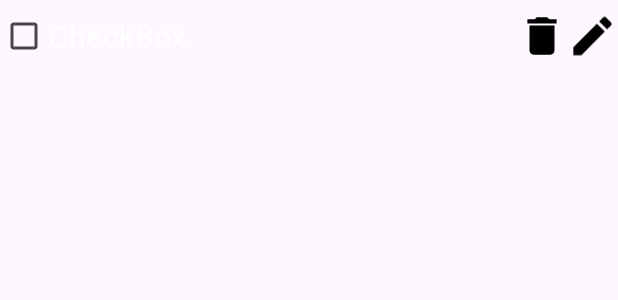
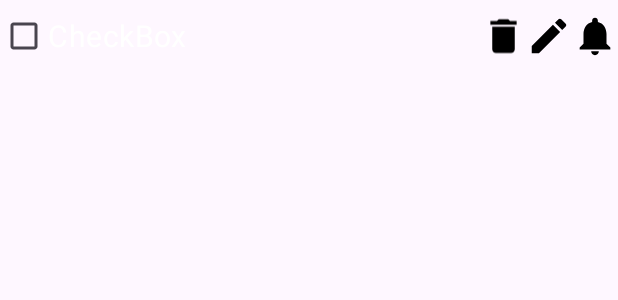
Before and after one commit to chanukananayakkara/ToDo_App, an Android app: the layout view_item.xml on its own in the app's theme, with its tools: preview values and no code run, on a phone screen of 412 x 824 dp. Shown: the top 300 px of the screen. Run offline under Robolectric (Android 15) with nearby library versions, the phone set to English and light mode, and no system bars.

Commit message:
added a notification icon to the view_item and remove the comments on the notification files

```diff
--- a/app/src/main/java/com/example/test_project/Notification.kt
+++ b/app/src/main/java/com/example/test_project/Notification.kt
@@ -23,6 +23,6 @@ class Notification : BroadcastReceiver()
             .build()
 
         val manager = context.getSystemService(Context.NOTIFICATION_SERVICE) as NotificationManager
-        //manager.notify(notificationID, notification)
+        manager.notify(notificationID, notification)
     }
 }
--- a/app/src/main/java/com/example/test_project/viewHolders/ToDoViewHolder.kt
+++ b/app/src/main/java/com/example/test_project/viewHolders/ToDoViewHolder.kt
@@ -11,11 +11,13 @@ class ToDoViewHolder(view:View):RecyclerView.ViewHolder(view) {
     val cbTodo:CheckBox
     val ivDelete:ImageView
     val ivEdit:ImageView
+    val ivNotify:ImageView
 
     init {
         cbTodo = view.findViewById(R.id.cbTodo)
         ivDelete = view.findViewById(R.id.ivDelete)
         ivEdit = view.findViewById(R.id.ivEdit)
+        ivNotify= view.findViewById(R.id.ivNotify)
 
     }
 }
--- /dev/null
+++ b/app/src/main/res/drawable/baseline_notifications_24.xml
@@ -0,0 +1,5 @@
+<vector xmlns:android="http://schemas.android.com/apk/res/android" android:height="24dp" android:tint="#000000" android:viewportHeight="24" android:viewportWidth="24" android:width="24dp">
+
+    <path android:fillColor="@android:color/white" android:pathData="M12,22c1.1,0 2,-0.9 2,-2h-4c0,1.1 0.89,2 2,2zM18,16v-5c0,-3.07 -1.64,-5.64 -4.5,-6.32L13.5,4c0,-0.83 -0.67,-1.5 -1.5,-1.5s-1.5,0.67 -1.5,1.5v0.68C7.63,5.36 6,7.92 6,11v5l-2,2v1h16v-1l-2,-2z"/>
+
+</vector>
--- a/app/src/main/res/layout/view_item.xml
+++ b/app/src/main/res/layout/view_item.xml
@@ -28,4 +28,11 @@
         android:layout_height="match_parent"
         android:layout_weight="1"
         app:srcCompat="@drawable/baseline_edit_24" />
+
+    <ImageView
+        android:id="@+id/ivNotify"
+        android:layout_width="wrap_content"
+        android:layout_height="match_parent"
+        android:layout_weight="1"
+        app:srcCompat="@drawable/baseline_notifications_24" />
 </LinearLayout>
```
Also changed, not shown: app/src/main/java/com/example/test_project/NotificationsActivity.kt (+5 -5 lines).
